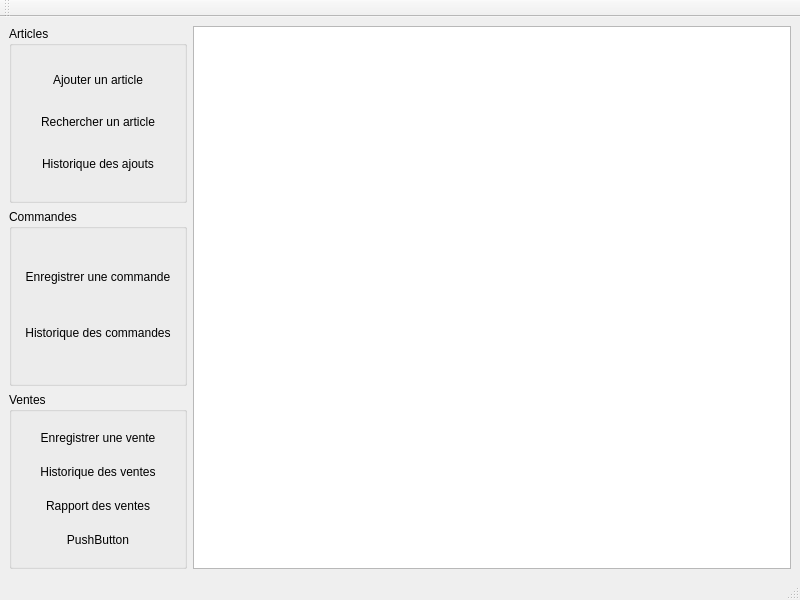
Before: the Qt Designer form views/ui/main.ui in mono57/libsoft, drawn with Qt 5.
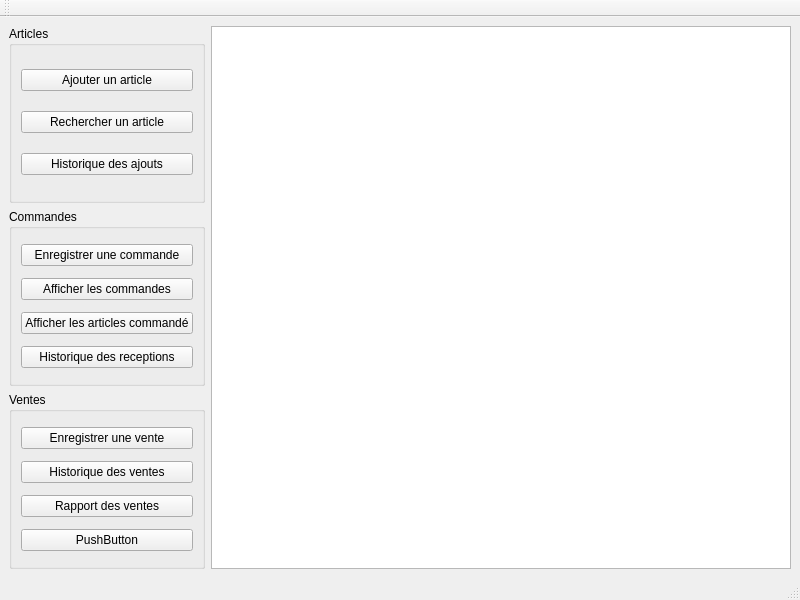
After: the same form once the commit is applied. Icons and pictures are not drawn.

Commit message: design app screens

```diff
--- a/views/ui/main.ui
+++ b/views/ui/main.ui
@@ -43,7 +43,7 @@
               <bool>false</bool>
              </property>
              <property name="flat">
-              <bool>true</bool>
+              <bool>false</bool>
              </property>
             </widget>
            </item>
@@ -56,7 +56,7 @@
               <string>Rechercher un article</string>
              </property>
              <property name="flat">
-              <bool>true</bool>
+              <bool>false</bool>
              </property>
             </widget>
            </item>
@@ -72,7 +72,7 @@
               <iconset theme="history"/>
              </property>
              <property name="flat">
-              <bool>true</bool>
+              <bool>false</bool>
              </property>
             </widget>
            </item>
@@ -94,7 +94,21 @@
               <string>Enregistrer une commande</string>
              </property>
              <property name="flat">
-              <bool>true</bool>
+              <bool>false</bool>
+             </property>
+            </widget>
+           </item>
+           <item>
+            <widget class="QPushButton" name="pushButton">
+             <property name="text">
+              <string>Afficher les commandes</string>
+             </property>
+            </widget>
+           </item>
+           <item>
+            <widget class="QPushButton" name="pushButton_2">
+             <property name="text">
+              <string>Afficher les articles commandé</string>
              </property>
             </widget>
            </item>
@@ -104,10 +118,10 @@
               <cursorShape>PointingHandCursor</cursorShape>
              </property>
              <property name="text">
-              <string>Historique des commandes</string>
+              <string>Historique des receptions</string>
              </property>
              <property name="flat">
-              <bool>true</bool>
+              <bool>false</bool>
              </property>
             </widget>
            </item>
@@ -129,7 +143,7 @@
               <string>Enregistrer une vente</string>
              </property>
              <property name="flat">
-              <bool>true</bool>
+              <bool>false</bool>
              </property>
             </widget>
            </item>
@@ -142,7 +156,7 @@
               <string>Historique des ventes</string>
              </property>
              <property name="flat">
-              <bool>true</bool>
+              <bool>false</bool>
              </property>
             </widget>
            </item>
@@ -155,7 +169,7 @@
               <string>Rapport des ventes</string>
              </property>
              <property name="flat">
-              <bool>true</bool>
+              <bool>false</bool>
              </property>
             </widget>
            </item>
@@ -168,7 +182,7 @@
               <string>PushButton</string>
              </property>
              <property name="flat">
-              <bool>true</bool>
+              <bool>false</bool>
              </property>
             </widget>
            </item>
```
Left out of the diff: 5 changed lines with no effect on the pictures. The commit also changes 7 other files.
